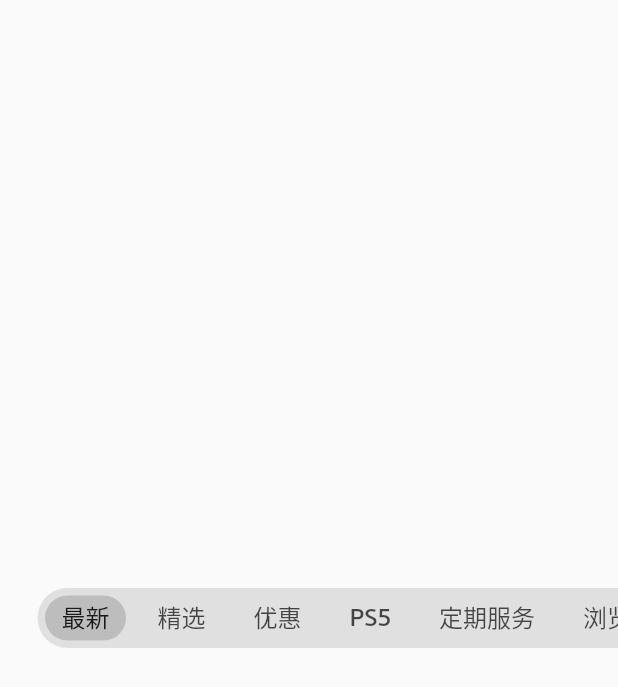
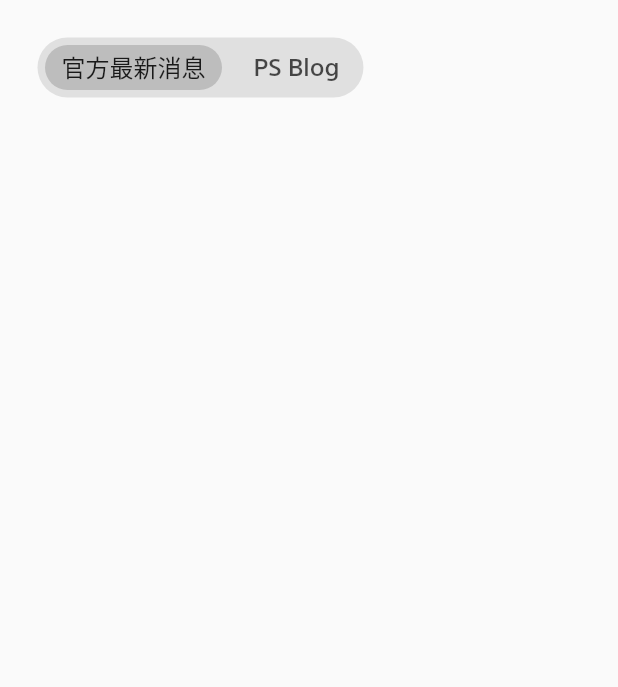
Before and after one commit to yu502950715yang/flutter_demo, a Flutter app: the ExplorePage widget shown alone on an empty page, opened directly, on a phone screen of 412 x 824 dp. Shown: the top 687 px of the screen. Run offline on Flutter 3.47's test engine with Material 2 defaults, Android fonts, the phone set to English and light mode, and no system bars; our stand-ins replace cached_network_image; network calls fail.

Commit message:
PsTabbar移动bug修改

```diff
--- a/lib/pages/explore/explore_page.dart
+++ b/lib/pages/explore/explore_page.dart
@@ -10,21 +10,10 @@ class ExplorePage extends StatefulWidget {
 
 class _ExplorePageState extends State<ExplorePage>
     with SingleTickerProviderStateMixin {
-  int _currentIndex = 0;
   late TabController _tabController;
   final List<String> _tabs = [
-    '最新',
-    '精选',
-    '优惠',
-    'PS5',
-    '定期服务',
-    '浏览',
-    '最新',
-    '精选',
-    '优惠',
-    'PS5',
-    '定期服务',
-    '浏览'
+    '官方最新消息',
+    'PS Blog',
   ];
 
   @override
@@ -42,28 +31,18 @@ class _ExplorePageState extends State<ExplorePage>
   @override
   Widget build(BuildContext context) {
     return SafeArea(
-      child: Center(
-          child: PsTabBar(
-        tabs: _tabs,
-        tabController: _tabController,
-      )),
+      child: Stack(
+        children: [
+          Positioned(
+            top: 25,
+            left: 0,
+            child: PsTabBar(
+              tabs: _tabs,
+              tabController: _tabController,
+            ),
+          ),
+        ],
+      ),
     );
   }
-
-  List<Widget> _buildTabs() {
-    return _tabs.map((s) {
-      return Tab(
-        text: s,
-      );
-    }).toList();
-  }
-
-  int _valueGetter() {
-    return _currentIndex;
-  }
-
-  void _onTap(int index) {
-    _currentIndex = index;
-    setState(() {});
-  }
 }
--- a/lib/widgets/tabbar/ps_tabbar.dart
+++ b/lib/widgets/tabbar/ps_tabbar.dart
@@ -1,12 +1,10 @@
 import 'package:flutter/material.dart';
 import 'package:flutter_demo/common/color/container_colors.dart';
 
-class PsTabBar extends StatelessWidget {
+class PsTabBar extends StatefulWidget {
   final List<String> tabs;
 
   final TabController tabController;
-
-  final double width;
 
   final double height;
 
@@ -19,38 +17,79 @@ class PsTabBar extends StatelessWidget {
       {super.key,
       required this.tabs,
       required this.tabController,
-      this.width = double.infinity,
       this.height = 40,
       this.borderRadius = 20,
       this.paddingHorizontal = 25});
 
   @override
+  State<PsTabBar> createState() => _PsTabBarState();
+}
+
+class _PsTabBarState extends State<PsTabBar> {
+  late ScrollController _scrollController;
+  // 存储选项卡的 GlobalKey
+  List<GlobalKey> _tabKeys = [];
+
+  @override
+  void initState() {
+    super.initState();
+    _scrollController = ScrollController();
+    _tabKeys = List.generate(widget.tabs.length, (_) => GlobalKey());
+  }
+
+  @override
+  void dispose() {
+    _scrollController.dispose();
+    super.dispose();
+  }
+
+  @override
   Widget build(BuildContext context) {
     final containerColors = Theme.of(context).extension<ContainerColors>();
-
     return SizedBox(
-      width: width,
-      height: height,
+      height: widget.height,
       child: SingleChildScrollView(
+        controller: _scrollController,
         scrollDirection: Axis.horizontal,
-        padding: EdgeInsets.symmetric(horizontal: paddingHorizontal),
+        padding: EdgeInsets.symmetric(horizontal: widget.paddingHorizontal),
         child: Container(
           clipBehavior: Clip.antiAlias,
           decoration: BoxDecoration(
             color: containerColors!.background,
-            borderRadius: BorderRadius.circular(borderRadius),
+            borderRadius: BorderRadius.circular(widget.borderRadius),
           ),
           child: TabBar(
             tabs: _buildTabs(),
-            controller: tabController,
+            controller: widget.tabController,
+            onTap: (index) {
+              double maxOffset = _scrollController.position.maxScrollExtent;
+              if (maxOffset == 0) {
+                return;
+              }
+              double offset = index == 0 ? 0 : widget.paddingHorizontal;
+              for (int i = 0; i < index; i++) {
+                RenderBox tabRenderBox =
+                    _tabKeys[i].currentContext?.findRenderObject() as RenderBox;
+                offset += tabRenderBox.size.width + 5; // 累加前面选项卡的宽度
+              }
+              double temp = maxOffset - offset;
+              if (offset > maxOffset || temp < 100) {
+                offset = maxOffset;
+              }
+              _scrollController.animateTo(offset,
+                  duration: const Duration(milliseconds: 350),
+                  curve: Curves.easeInOut);
+            },
             isScrollable: true,
             indicator: BoxDecoration(
-                borderRadius: BorderRadius.all(Radius.circular(borderRadius)),
+                borderRadius:
+                    BorderRadius.all(Radius.circular(widget.borderRadius)),
                 color: containerColors.secoundBackground),
             indicatorPadding: const EdgeInsets.all(5),
             labelStyle: const TextStyle(fontSize: 16),
             // 水波纹圆角设置，保证看起来与边框圆角一致
-            splashBorderRadius: BorderRadius.all(Radius.circular(borderRadius)),
+            splashBorderRadius:
+                BorderRadius.all(Radius.circular(widget.borderRadius)),
           ),
         ),
       ),
@@ -58,10 +97,13 @@ class PsTabBar extends StatelessWidget {
   }
 
   List<Widget> _buildTabs() {
-    return tabs.map((s) {
-      return Tab(
-        text: s,
-      );
-    }).toList();
+    List<Widget> tabs = [];
+    for (int i = 0; i < widget.tabs.length; i++) {
+      tabs.add(Tab(
+        key: _tabKeys[i],
+        text: widget.tabs[i],
+      ));
+    }
+    return tabs;
   }
 }
```
